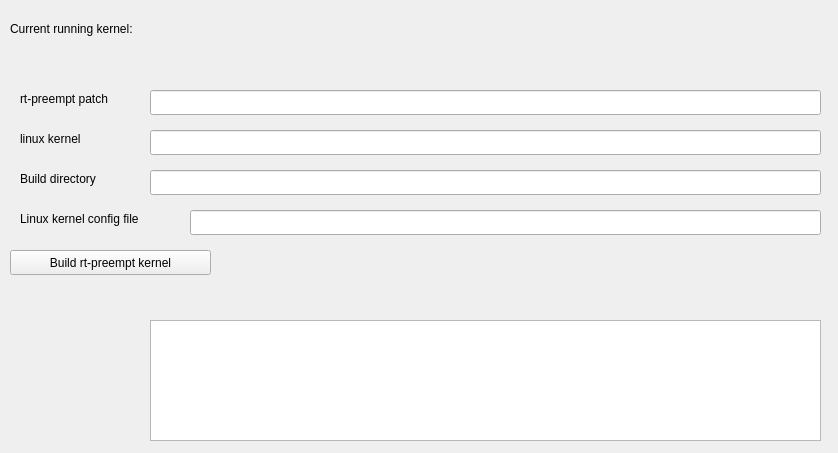
Old version of the form resource/RosRtpreempt.ui in the repository flobotics/ros2_galactic_rqt_rt_preempt.
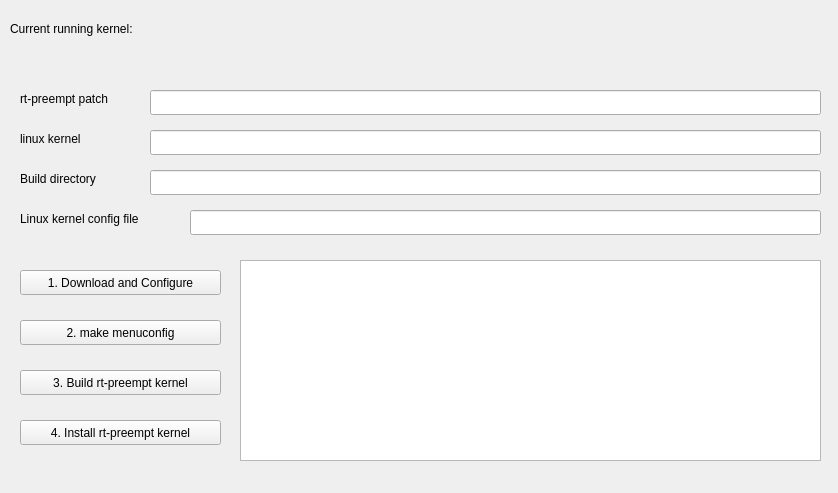
New version of the form.

What changed in the file:
```diff
--- a/resource/RosRtpreempt.ui
+++ b/resource/RosRtpreempt.ui
@@ -7,7 +7,7 @@
     <x>0</x>
     <y>0</y>
     <width>838</width>
-    <height>453</height>
+    <height>493</height>
    </rect>
   </property>
   <property name="windowTitle">
@@ -16,14 +16,14 @@
   <widget class="QPushButton" name="buttonBuild">
    <property name="geometry">
     <rect>
-     <x>10</x>
-     <y>250</y>
+     <x>20</x>
+     <y>370</y>
      <width>201</width>
      <height>25</height>
     </rect>
    </property>
    <property name="text">
-    <string>Build rt-preempt kernel</string>
+    <string>3. Build rt-preempt kernel</string>
    </property>
   </widget>
   <widget class="QLabel" name="labelCurrentRunningKernel">
@@ -111,10 +111,10 @@
   <widget class="QPlainTextEdit" name="plainTextEditLog">
    <property name="geometry">
     <rect>
-     <x>150</x>
-     <y>320</y>
-     <width>671</width>
-     <height>121</height>
+     <x>240</x>
+     <y>260</y>
+     <width>581</width>
+     <height>201</height>
     </rect>
    </property>
   </widget>
@@ -141,6 +141,45 @@
     </rect>
    </property>
   </widget>
+  <widget class="QPushButton" name="buttonMakeMenuconfig">
+   <property name="geometry">
+    <rect>
+     <x>20</x>
+     <y>320</y>
+     <width>201</width>
+     <height>25</height>
+    </rect>
+   </property>
+   <property name="text">
+    <string>2. make menuconfig</string>
+   </property>
+  </widget>
+  <widget class="QPushButton" name="buttonDownloadConfigure">
+   <property name="geometry">
+    <rect>
+     <x>20</x>
+     <y>270</y>
+     <width>201</width>
+     <height>25</height>
+    </rect>
+   </property>
+   <property name="text">
+    <string>1. Download and Configure</string>
+   </property>
+  </widget>
+  <widget class="QPushButton" name="buttonInstall">
+   <property name="geometry">
+    <rect>
+     <x>20</x>
+     <y>420</y>
+     <width>201</width>
+     <height>25</height>
+    </rect>
+   </property>
+   <property name="text">
+    <string>4. Install rt-preempt kernel</string>
+   </property>
+  </widget>
  </widget>
  <resources/>
  <connections/>
```
